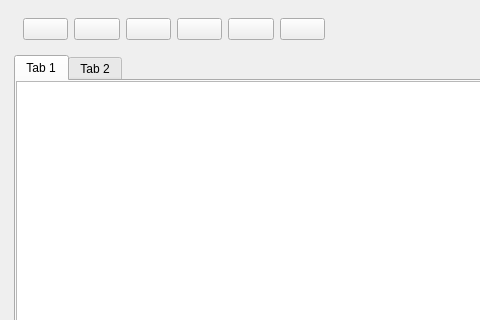
S31F3R/DataDoctor, file ui/winMain.ui: the form before one commit; both pictures show x 0 to 480 and y 0 to 320 of the 1366 by 740 pixel window.
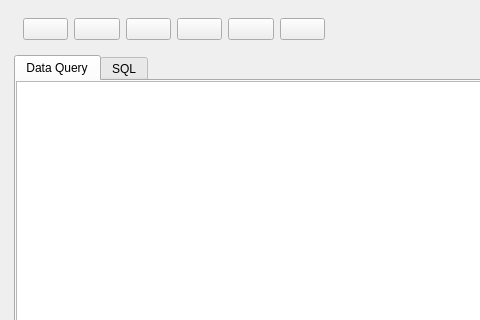
The form after the commit. Icons and pictures are not drawn.

Commit message: Added center window code to options diaglog and updated tab names on main ui

Patch:
```diff
--- a/ui/winMain.ui
+++ b/ui/winMain.ui
@@ -222,9 +222,12 @@
     </item>
     <item row="1" column="1" rowspan="2">
      <widget class="QTabWidget" name="tabWidget">
-      <widget class="QWidget" name="tab">
+      <property name="currentIndex">
+       <number>0</number>
+      </property>
+      <widget class="QWidget" name="tabMain">
        <attribute name="title">
-        <string>Tab 1</string>
+        <string>Data Query</string>
        </attribute>
        <widget class="QTableWidget" name="mainTable">
         <property name="geometry">
@@ -242,7 +245,7 @@
       </widget>
       <widget class="QWidget" name="tab_2">
        <attribute name="title">
-        <string>Tab 2</string>
+        <string>SQL</string>
        </attribute>
       </widget>
      </widget>
```
Left out of the diff: 2 changed lines with no effect on the pictures. The commit also changes 1 other file.
